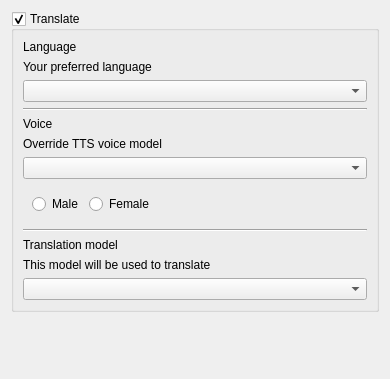
First picture: the form in src/airunner/widgets/translation_preferences/templates/translation_preferences_widget.ui, repository Capsize-Games/airunner, before the edit.
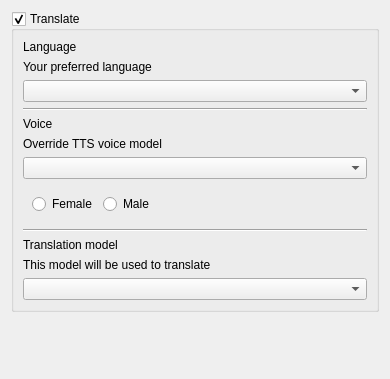
Second picture: the form after the edit.

```diff
--- a/src/airunner/widgets/translation_preferences/templates/translation_preferences_widget.ui
+++ b/src/airunner/widgets/translation_preferences/templates/translation_preferences_widget.ui
@@ -109,14 +109,14 @@
          <item row="0" column="0">
           <widget class="QRadioButton" name="female_radio_button">
            <property name="text">
-            <string>Male</string>
+            <string>Female</string>
            </property>
           </widget>
          </item>
          <item row="0" column="1">
           <widget class="QRadioButton" name="male_radio_button">
            <property name="text">
-            <string>Female</string>
+            <string>Male</string>
            </property>
           </widget>
          </item>
```
